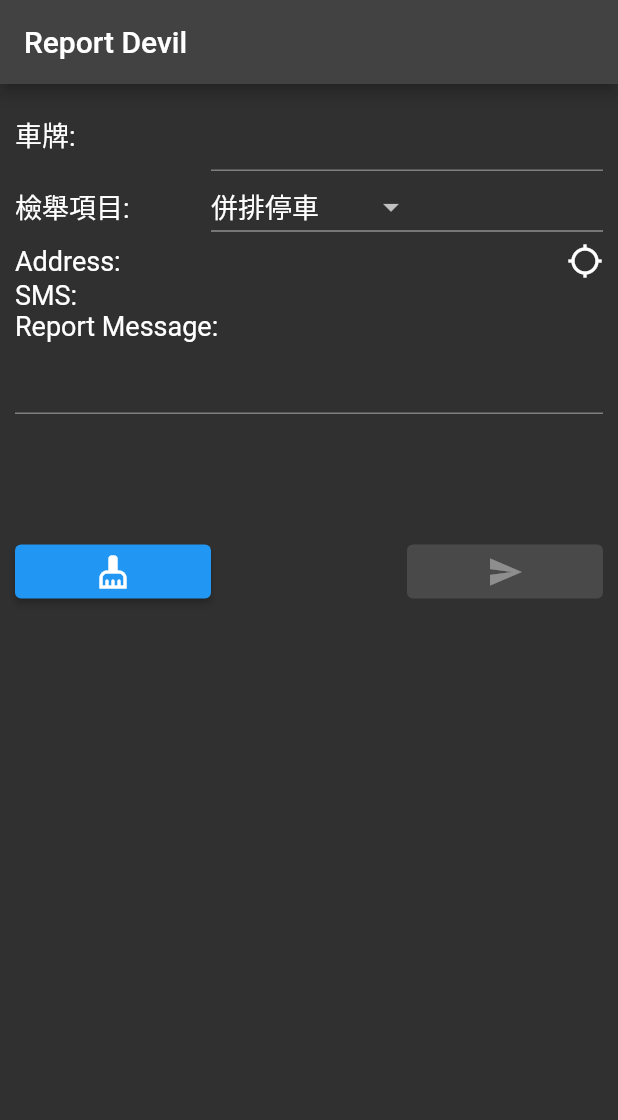
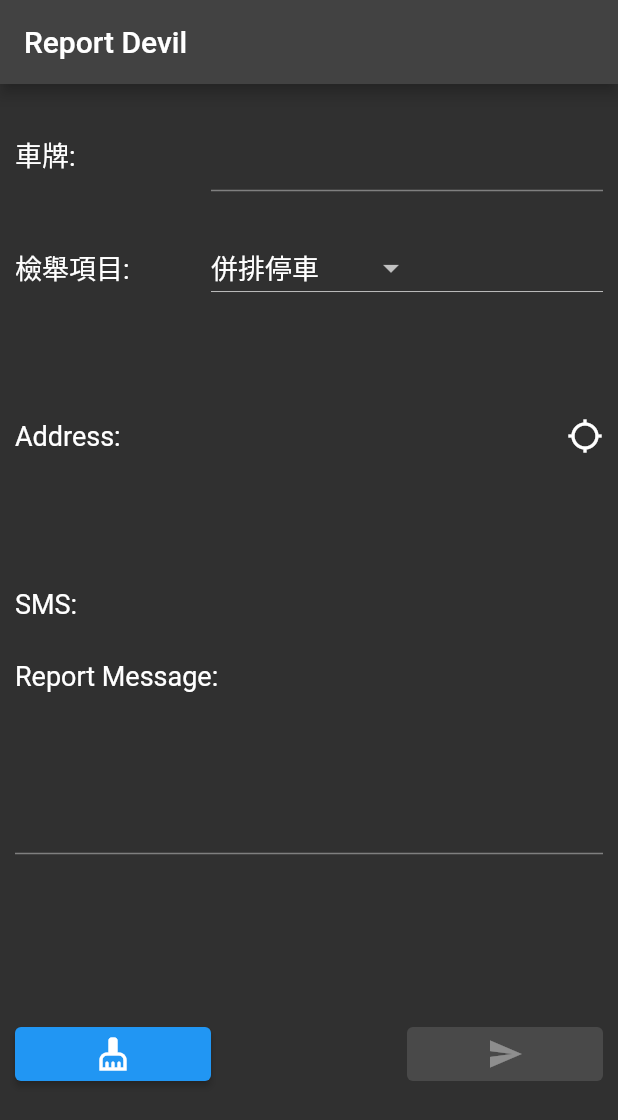
Before and after one commit to OGC-Fever/report-master, a Flutter app: the screen it shows after launch, on a phone screen of 412 x 824 dp. Shown: the top 1120 px of the screen. Run offline on Flutter 3.47's test engine with Material 2 defaults, Android fonts, the light colour scheme and no system bars; our stand-ins replace geocoding, geolocator; missing offline and left inert: flutter_sms.

Commit message:
wrap with sizedbox

```diff
--- a/lib/main.dart
+++ b/lib/main.dart
@@ -45,17 +45,19 @@ class HomePageState extends State<HomePage> {
     var sms = Provider.of<ReportVM>(context).sms;
     var plateController = Provider.of<ReportVM>(context).plateController;
     var smsController = Provider.of<ReportVM>(context).smsController;
+    var rowHeight = MediaQuery.of(context).size.height / 11;
+
     return Scaffold(
       appBar: AppBar(
         title: const Text("Report Devil"),
       ),
-      body: Padding(
+      body: SingleChildScrollView(
         padding: const EdgeInsets.all(10),
-        child: SingleChildScrollView(
+        child: SizedBox(
           child: Column(
-            mainAxisAlignment: MainAxisAlignment.spaceAround,
             children: [
               SizedBox(
+                  height: rowHeight,
                   child: Row(children: [
                     Expanded(
                         flex: 1,
@@ -75,6 +77,7 @@ class HomePageState extends State<HomePage> {
                     ),
                   ])),
               SizedBox(
+                height: rowHeight,
                 child: Row(
                   children: [
                     Expanded(
@@ -95,13 +98,15 @@ class HomePageState extends State<HomePage> {
                             });
                             Provider.of<ReportVM>(context, listen: false)
                                 .chooseValue = value.toString();
-                            Provider.of<ReportVM>(context, listen: false).renew();
+                            Provider.of<ReportVM>(context, listen: false)
+                                .renew();
                           }),
                     ),
                   ],
                 ),
               ),
               SizedBox(
+                height: rowHeight * 2,
                 child: Row(
                   children: [
                     Expanded(
@@ -127,6 +132,7 @@ class HomePageState extends State<HomePage> {
                 ),
               ),
               SizedBox(
+                height: rowHeight,
                 child: Row(
                   children: [
                     Expanded(
@@ -145,7 +151,7 @@ class HomePageState extends State<HomePage> {
                 ),
               ),
               SizedBox(
-                height: 150,
+                height: rowHeight * 3,
                 child: Column(
                   children: [
                     Container(
@@ -157,20 +163,23 @@ class HomePageState extends State<HomePage> {
                       ),
                     ),
                     TextField(
-                      maxLines: null,
+                      maxLines: 4,
                       style: cus,
                       controller: smsController,
                     ),
                   ],
                 ),
               ),
-              Row(
+              SizedBox(
+                height: rowHeight,
+                child: Row(
                   children: [
                     Expanded(
                       flex: 1,
                       child: ElevatedButton(
                           onPressed: () {
-                          Provider.of<ReportVM>(context, listen: false).clear();
+                            Provider.of<ReportVM>(context, listen: false)
+                                .clear();
                           },
                           child: const Icon(Icons.cleaning_services)),
                     ),
@@ -179,12 +188,14 @@ class HomePageState extends State<HomePage> {
                       flex: 1,
                       child: ElevatedButton(
                           onPressed: sendable
-                            ? () => Provider.of<ReportVM>(context, listen: false)
+                              ? () =>
+                                  Provider.of<ReportVM>(context, listen: false)
                                       .sendingSMS()
                               : null,
                           child: const Icon(Icons.send)),
                     )
                   ],
+                ),
               )
             ],
           ),
```
Lines whose indentation alone changed are shown as unchanged.
